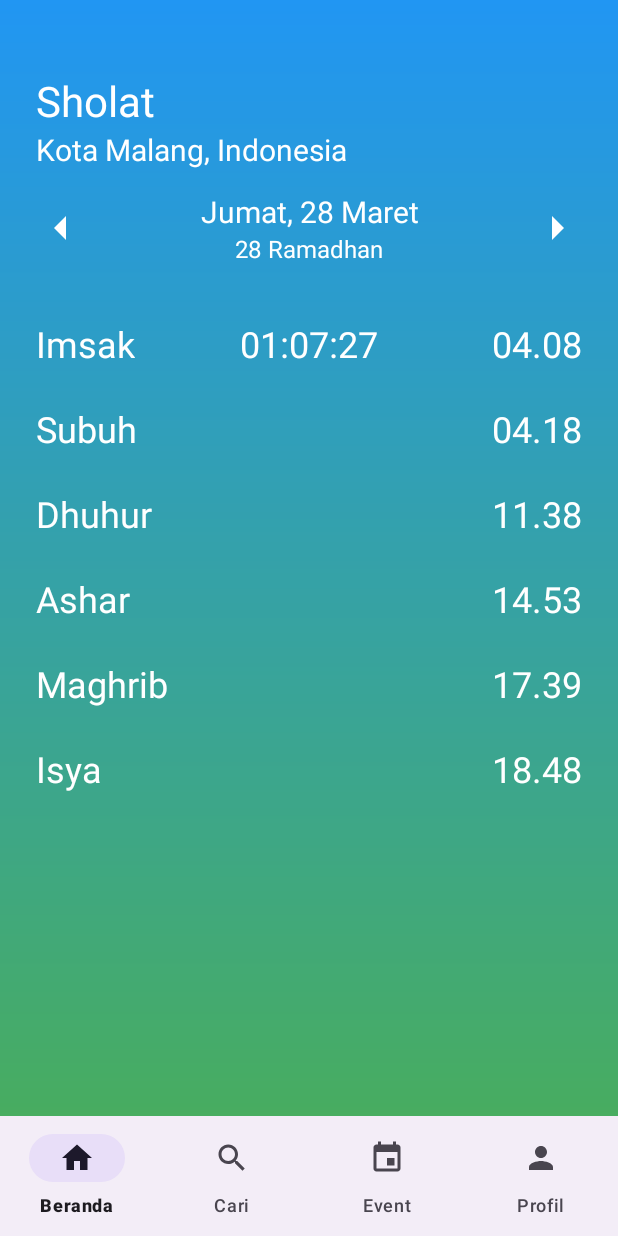
After one commit to taqicz/masjidapp, an Android app: the PrayerTimeDetailActivity screen opened directly, with no data from a screen before it, on a phone screen of 412 x 824 dp. The commit adds this screen. Run offline under Robolectric (Android 15) with nearby library versions, the phone set to English and light mode, and no system bars.

Commit message:
- menambah fitur waktu sholat - beberapa asset waktu sholat

```diff
--- a/app/src/main/java/com/example/masjidapp/MainActivity.java
+++ b/app/src/main/java/com/example/masjidapp/MainActivity.java
@@ -1,11 +1,13 @@
 package com.example.masjidapp;
 
+import android.content.Intent;
 import android.os.Bundle;
 import android.view.MenuItem;
 import android.widget.Toast;
 
 import androidx.annotation.NonNull;
 import androidx.appcompat.app.AppCompatActivity;
+import androidx.cardview.widget.CardView;
 import androidx.recyclerview.widget.LinearLayoutManager;
 import androidx.recyclerview.widget.RecyclerView;
 
@@ -56,6 +58,14 @@ public class MainActivity extends AppCompatActivity {
             return false;
         });
 
+        // Inisialisasi view
+        CardView prayerTimeCard = findViewById(R.id.prayerTimeCard);
+
+        // Event klik untuk membuka PrayerTimeDetailActivity
+        prayerTimeCard.setOnClickListener(view -> {
+            Intent intent = new Intent(MainActivity.this, PrayerTimeDetailActivity.class);
+            startActivity(intent);
+        });
 
         // Setup notification FAB
         notificationFab.setOnClickListener(view -> {
--- /dev/null
+++ b/app/src/main/java/com/example/masjidapp/PrayerTimeDetailActivity.java
@@ -0,0 +1,88 @@
+package com.example.masjidapp;
+
+import android.os.Bundle;
+import android.os.Handler;
+import android.widget.TextView;
+
+import androidx.activity.EdgeToEdge;
+import androidx.appcompat.app.AppCompatActivity;
+
+import java.util.Calendar;
+import java.util.Locale;
+
+public class PrayerTimeDetailActivity extends AppCompatActivity {
+    private TextView waktuSholatSelanjutnya;
+    private Handler handler = new Handler();
+    private String[] prayerTimes = {"04:08", "04:18", "05:30", "11:38", "14:53", "17:39", "18:48"};
+    private String nextPrayerTime;
+
+    @Override
+    protected void onCreate(Bundle savedInstanceState) {
+        super.onCreate(savedInstanceState);
+        EdgeToEdge.enable(this);
+        setContentView(R.layout.activity_prayer_time_detail);
+
+        waktuSholatSelanjutnya = findViewById(R.id.waktu_selanjutnya);
+        nextPrayerTime = getNextPrayerTime();
+        handler.post(updateCountdown);
+    }
+
+    private String getNextPrayerTime() {
+        Calendar now = Calendar.getInstance();
+
+        for (String time : prayerTimes) {
+            Calendar prayerTime = Calendar.getInstance();
+            String[] parts = time.split(":");
+            prayerTime.set(Calendar.HOUR_OF_DAY, Integer.parseInt(parts[0]));
+            prayerTime.set(Calendar.MINUTE, Integer.parseInt(parts[1]));
+            prayerTime.set(Calendar.SECOND, 0);
+
+            if (now.before(prayerTime)) {
+                return time;
+            }
+        }
+
+        // Jika sudah lewat semua waktu salat, gunakan waktu pertama dan tambahkan satu hari
+        Calendar tomorrow = Calendar.getInstance();
+        tomorrow.add(Calendar.DAY_OF_YEAR, 1);
+        String[] firstTimeParts = prayerTimes[0].split(":");
+        tomorrow.set(Calendar.HOUR_OF_DAY, Integer.parseInt(firstTimeParts[0]));
+        tomorrow.set(Calendar.MINUTE, Integer.parseInt(firstTimeParts[1]));
+        tomorrow.set(Calendar.SECOND, 0);
+
+        return prayerTimes[0];
+    }
+
+    private final Runnable updateCountdown = new Runnable() {
+        @Override
+        public void run() {
+            Calendar now = Calendar.getInstance();
+            Calendar targetTime = Calendar.getInstance();
+            String[] parts = nextPrayerTime.split(":");
+
+            targetTime.set(Calendar.HOUR_OF_DAY, Integer.parseInt(parts[0]));
+            targetTime.set(Calendar.MINUTE, Integer.parseInt(parts[1]));
+            targetTime.set(Calendar.SECOND, 0);
+
+            long diff = targetTime.getTimeInMillis() - now.getTimeInMillis();
+
+            if (diff > 0) {
+                long hours = (diff / (1000 * 60 * 60)) % 24;
+                long minutes = (diff / (1000 * 60)) % 60;
+                long seconds = (diff / 1000) % 60;
+                waktuSholatSelanjutnya.setText(String.format(Locale.getDefault(), "%02d:%02d:%02d", hours, minutes, seconds));
+
+                handler.postDelayed(this, 1000);
+            } else {
+                nextPrayerTime = getNextPrayerTime();
+                handler.post(this);
+            }
+        }
+    };
+
+    @Override
+    protected void onDestroy() {
+        super.onDestroy();
+        handler.removeCallbacks(updateCountdown);
+    }
+}
--- /dev/null
+++ b/app/src/main/res/drawable/arrowkanan.xml
@@ -0,0 +1,10 @@
+<?xml version="1.0" encoding="utf-8"?>
+<vector xmlns:android="http://schemas.android.com/apk/res/android"
+    android:width="24dp"
+    android:height="24dp"
+    android:viewportWidth="24"
+    android:viewportHeight="24">
+    <path
+        android:fillColor="@android:color/white"
+        android:pathData="M8,4l8,8l-8,8" />
+</vector>
--- /dev/null
+++ b/app/src/main/res/drawable/arrowkiri.xml
@@ -0,0 +1,10 @@
+<?xml version="1.0" encoding="utf-8"?>
+<vector xmlns:android="http://schemas.android.com/apk/res/android"
+    android:width="24dp"
+    android:height="24dp"
+    android:viewportWidth="24"
+    android:viewportHeight="24">
+    <path
+        android:fillColor="@android:color/white"
+        android:pathData="M16,4l-8,8l8,8" />
+</vector>
--- /dev/null
+++ b/app/src/main/res/drawable/background_gradient.xml
@@ -0,0 +1,12 @@
+<?xml version="1.0" encoding="utf-8"?>
+<layer-list xmlns:android="http://schemas.android.com/apk/res/android">
+    <item>
+        <shape android:shape="rectangle">
+            <gradient
+                android:angle="90"
+                android:endColor="#2196F3"
+                android:startColor="#4CAF50"
+                android:type="linear"/>
+        </shape>
+    </item>
+</layer-list>
--- a/app/src/main/res/layout/activity_main.xml
+++ b/app/src/main/res/layout/activity_main.xml
@@ -229,6 +229,7 @@
         android:layout_width="match_parent"
         android:layout_height="wrap_content"
         android:layout_gravity="bottom"
+        app:labelVisibilityMode="labeled"
         app:layout_behavior="@string/hide_bottom_view_on_scroll_behavior"
         app:menu="@menu/bottom_navigation_menu" />
 
--- /dev/null
+++ b/app/src/main/res/layout/activity_prayer_time_detail.xml
@@ -0,0 +1,268 @@
+<?xml version="1.0" encoding="utf-8"?>
+<androidx.constraintlayout.widget.ConstraintLayout xmlns:android="http://schemas.android.com/apk/res/android"
+    xmlns:app="http://schemas.android.com/apk/res-auto"
+    xmlns:tools="http://schemas.android.com/tools"
+    android:id="@+id/main"
+    android:layout_width="match_parent"
+    android:layout_height="match_parent"
+    tools:context=".PrayerTimeDetailActivity"
+    android:background="@drawable/background_gradient">
+
+    <LinearLayout
+        android:id="@+id/header_title"
+        android:layout_width="wrap_content"
+        android:layout_height="wrap_content"
+        android:orientation="vertical"
+        android:layout_marginTop="24sp"
+        app:layout_constraintTop_toTopOf="parent"
+        app:layout_constraintStart_toStartOf="parent">
+        <TextView
+            android:id="@+id/sholat"
+            android:layout_width="wrap_content"
+            android:layout_height="wrap_content"
+            android:text="Sholat"
+            android:textSize="28sp"
+            android:textColor="@color/white"
+            android:layout_marginTop="24sp"
+            android:layout_marginStart="24sp">
+        </TextView>
+        <TextView
+            android:id="@+id/kota"
+            android:layout_width="wrap_content"
+            android:layout_height="wrap_content"
+            android:text="Kota Malang, Indonesia"
+            android:textSize="20sp"
+            android:textColor="@color/white"
+            android:layout_marginStart="24sp">
+        </TextView>
+    </LinearLayout>
+
+    <LinearLayout
+        android:id="@+id/header"
+        android:layout_width="match_parent"
+        android:layout_height="wrap_content"
+        android:orientation="horizontal"
+        android:layout_marginTop="14sp"
+        app:layout_constraintTop_toBottomOf="@+id/header_title"
+        android:gravity="center_vertical">
+
+        <ImageButton
+            android:layout_width="wrap_content"
+            android:layout_height="wrap_content"
+            android:layout_marginStart="28sp"
+            android:src="@drawable/arrowkiri"
+            android:background="@android:color/transparent"/>
+
+        <!-- LinearLayout untuk menampung 2 TextView (hari dan hari Islam) -->
+        <LinearLayout
+            android:layout_width="0dp"
+            android:layout_height="wrap_content"
+            android:layout_weight="1"
+            android:orientation="vertical"
+            android:gravity="center">
+
+            <TextView
+                android:id="@+id/hari"
+                android:layout_width="wrap_content"
+                android:layout_height="wrap_content"
+                android:text="Jumat, 28 Maret"
+                android:textSize="20sp"
+                android:textColor="@color/white"
+                android:gravity="center"/>
+
+            <TextView
+                android:id="@+id/hari_islam"
+                android:layout_width="wrap_content"
+                android:layout_height="wrap_content"
+                android:text="28 Ramadhan"
+                android:textSize="16sp"
+                android:textColor="@color/white"
+                android:gravity="center"/>
+        </LinearLayout>
+
+        <ImageButton
+            android:layout_width="wrap_content"
+            android:layout_height="wrap_content"
+            android:src="@drawable/arrowkanan"
+            android:layout_marginEnd="28sp"
+            android:background="@android:color/transparent"/>
+
+    </LinearLayout>
+
+    <LinearLayout
+        android:id="@+id/adzan_container"
+        android:layout_width="match_parent"
+        android:layout_height="wrap_content"
+        android:orientation="vertical"
+        app:layout_constraintTop_toBottomOf="@id/header"
+        android:layout_marginTop="36sp"
+        android:layout_marginStart="24sp"
+        android:layout_marginEnd="24sp">
+
+        <!-- Baris waktu salat -->
+        <LinearLayout
+            android:layout_width="match_parent"
+            android:layout_height="wrap_content"
+            android:orientation="horizontal">
+
+            <!-- Nama Salat -->
+            <LinearLayout
+                android:id="@+id/adzan"
+                android:layout_width="0dp"
+                android:layout_height="wrap_content"
+                android:layout_weight="1"
+                android:orientation="vertical">
+
+                <TextView
+                    android:id="@+id/imsak"
+                    android:layout_width="wrap_content"
+                    android:layout_height="wrap_content"
+                    android:text="Imsak"
+                    android:textColor="@color/white"
+                    android:layout_marginBottom="24sp"
+                    android:textSize="24sp" />
+
+                <TextView
+                    android:id="@+id/subuh"
+                    android:layout_width="wrap_content"
+                    android:layout_height="wrap_content"
+                    android:text="Subuh"
+                    android:textColor="@color/white"
+                    android:layout_marginBottom="24sp"
+                    android:textSize="24sp" />
+
+                <TextView
+                    android:id="@+id/dhuhur"
+                    android:layout_width="wrap_content"
+                    android:layout_height="wrap_content"
+                    android:text="Dhuhur"
+                    android:textColor="@color/white"
+                    android:layout_marginBottom="24sp"
+                    android:textSize="24sp" />
+
+                <TextView
+                    android:id="@+id/ashar"
+                    android:layout_width="wrap_content"
+                    android:layout_height="wrap_content"
+                    android:text="Ashar"
+                    android:textColor="@color/white"
+                    android:layout_marginBottom="24sp"
+                    android:textSize="24sp" />
+
+                <TextView
+                    android:id="@+id/maghrib"
+                    android:layout_width="wrap_content"
+                    android:layout_height="wrap_content"
+                    android:text="Maghrib"
+                    android:textColor="@color/white"
+                    android:layout_marginBottom="24sp"
+                    android:textSize="24sp" />
+
+                <TextView
+                    android:id="@+id/isya"
+                    android:layout_width="wrap_content"
+                    android:layout_height="wrap_content"
+                    android:text="Isya"
+                    android:textColor="@color/white"
+                    android:layout_marginBottom="24sp"
+                    android:textSize="24sp" />
+            </LinearLayout>
+
+            <!-- Waktu tersisa -->
+            <LinearLayout
+                android:id="@+id/waktu_selanjutnya_container"
+                android:layout_width="0dp"
+                android:layout_height="wrap_content"
+                android:layout_weight="1"
+                android:orientation="vertical"
+                android:gravity="center">
+
+                <TextView
+                    android:id="@+id/waktu_selanjutnya"
+                    android:layout_width="wrap_content"
+                    android:layout_height="wrap_content"
+                    android:text="00:00:00"
+                    android:textSize="24sp"
+                    android:textColor="@color/white"
+                    android:layout_marginBottom="24sp"/>
+            </LinearLayout>
+
+            <!-- Waktu Adzan -->
+            <LinearLayout
+                android:id="@+id/waktu_adzan"
+                android:layout_width="0dp"
+                android:layout_height="wrap_content"
+                android:layout_weight="1"
+                android:orientation="vertical"
+                android:gravity="end">
+
+                <TextView
+                    android:id="@+id/waktu_imsak"
+                    android:layout_width="wrap_content"
+                    android:layout_height="wrap_content"
+                    android:text="04.08"
+                    android:textColor="@color/white"
+                    android:layout_marginBottom="24sp"
+                    android:textSize="24sp" />
+
+                <TextView
+                    android:id="@+id/waktu_subuh"
+                    android:layout_width="wrap_content"
+                    android:layout_height="wrap_content"
+                    android:text="04.18"
+                    android:textColor="@color/white"
+                    android:layout_marginBottom="24sp"
+                    android:textSize="24sp" />
+
+                <TextView
+                    android:id="@+id/waktu_dhuhur"
+                    android:layout_width="wrap_content"
+                    android:layout_height="wrap_content"
+                    android:text="11.38"
+                    android:textColor="@color/white"
+                    android:layout_marginBottom="24sp"
+                    android:textSize="24sp" />
+
+                <TextView
+                    android:id="@+id/waktu_ashar"
+                    android:layout_width="wrap_content"
+                    android:layout_height="wrap_content"
+                    android:text="14.53"
+                    android:textColor="@color/white"
+                    android:layout_marginBottom="24sp"
+                    android:textSize="24sp" />
+
+                <TextView
+                    android:id="@+id/waktu_maghrib"
+                    android:layout_width="wrap_content"
+                    android:layout_height="wrap_content"
+                    android:text="17.39"
+                    android:textColor="@color/white"
+                    android:layout_marginBottom="24sp"
+                    android:textSize="24sp" />
+
+                <TextView
+                    android:id="@+id/waktu_isya"
+                    android:layout_width="wrap_content"
+                    android:layout_height="wrap_content"
+                    android:text="18.48"
+                    android:textColor="@color/white"
+                    android:layout_marginBottom="24sp"
+                    android:textSize="24sp" />
+            </LinearLayout>
+
+        </LinearLayout>
+    </LinearLayout>
+
+
+    <!-- Bottom Navigation -->
+    <com.google.android.material.bottomnavigation.BottomNavigationView
+        android:id="@+id/bottomNavigation"
+        android:layout_width="match_parent"
+        android:layout_height="wrap_content"
+        app:menu="@menu/bottom_navigation_menu"
+        app:labelVisibilityMode="labeled"
+        app:layout_constraintBottom_toBottomOf="parent"
+        app:layout_constraintStart_toStartOf="parent"
+        app:layout_constraintEnd_toEndOf="parent"/>
+</androidx.constraintlayout.widget.ConstraintLayout>
--- a/gradle/libs.versions.toml
+++ b/gradle/libs.versions.toml
@@ -6,7 +6,7 @@ espressoCore = "3.6.1"
 appcompat = "1.7.0"
 material = "1.12.0"
 activity = "1.10.1"
-constraintlayout = "2.2.1"
+constraintlayout = "2.2.0"
 
 [libraries]
 junit = { group = "junit", name = "junit", version.ref = "junit" }
```
Also changed, not shown: app/src/main/AndroidManifest.xml (+12 -9 lines), app/src/main/res/drawable/arrow.png (added).
